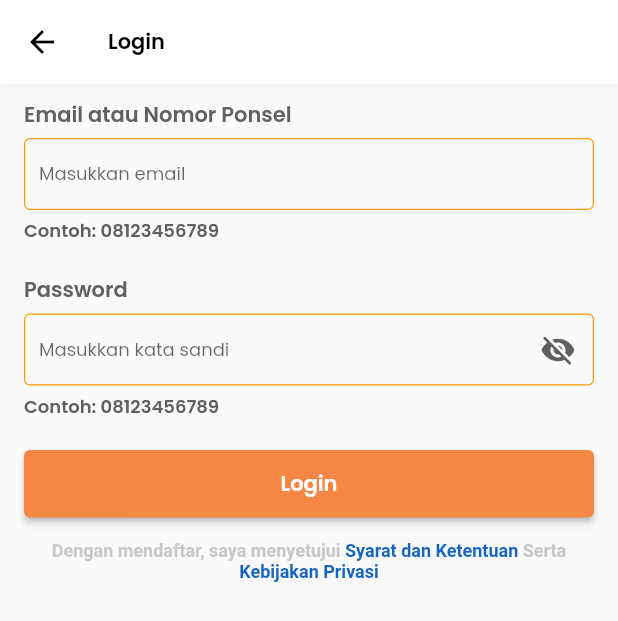
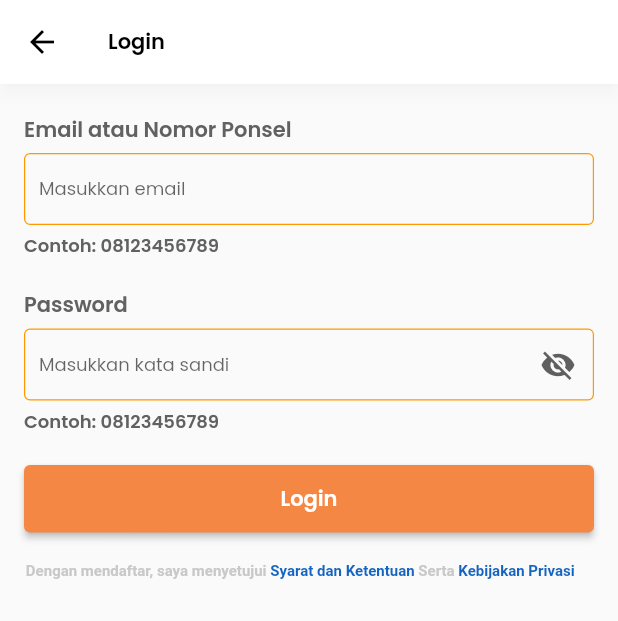
Before and after one commit to kelompok43/Flutter, a Flutter app: the screen it shows after launch, after a tap on "LOG IN", on a phone screen of 412 x 824 dp. Shown: the top 621 px of the screen. Run offline on Flutter 3.47's test engine with Material 2 defaults, Android fonts, the phone set to English and light mode, and no system bars.

Commit message:
Menambahkan Sizedbox didalam login_screen dan register_screen

```diff
--- a/lib/screens/login/login_screen.dart
+++ b/lib/screens/login/login_screen.dart
@@ -13,7 +13,6 @@ class LoginPage extends StatelessWidget {
     final _formKey = GlobalKey<FormState>();
     final _usernameController = TextEditingController();
     final _passwordController = TextEditingController();
-
     return Scaffold(
       appBar: AppBar(
         backgroundColor: Colors.white,
@@ -29,7 +28,7 @@ class LoginPage extends StatelessWidget {
         ),
       ),
       body: Container(
-          padding: const EdgeInsets.symmetric(horizontal: 16, vertical: 10),
+          padding: const EdgeInsets.symmetric(horizontal: 16),
           child: SingleChildScrollView(
             child: Form(
               key: _formKey,
@@ -38,6 +37,7 @@ class LoginPage extends StatelessWidget {
                 return Column(
                   crossAxisAlignment: CrossAxisAlignment.start,
                   children: [
+                    sizedBoxHeight(20),
                     labelText("Email atau Nomor Ponsel"),
                     sizedBoxHeight(5),
                     textFormField(_usernameController, 'Masukkan email'),
@@ -72,15 +72,15 @@ class LoginPage extends StatelessWidget {
                         ),
                       ),
                     ),
+                    sizedBoxHeight(20),
                     Column(
                       children: [
-                        sizedBoxHeight(15),
                         RichText(
                           textAlign: TextAlign.center,
                           text: TextSpan(
                             text: "Dengan mendaftar, saya menyetujui ",
                             style: TextStyle(
-                                fontSize: 12,
+                                fontSize: 10,
                                 color: colorGrey,
                                 fontWeight: FontWeight.bold),
                             children: [
@@ -88,21 +88,21 @@ class LoginPage extends StatelessWidget {
                                   text: "Syarat dan Ketentuan ",
                                   style: TextStyle(
                                       fontWeight: FontWeight.bold,
-                                      fontSize: 12,
+                                      fontSize: 10,
                                       color: Colors.blue.shade800),
                                   recognizer: TapGestureRecognizer()
                                     ..onTap = () {}),
                               TextSpan(
                                   text: "Serta ",
                                   style: TextStyle(
-                                      fontSize: 12,
+                                      fontSize: 10,
                                       color: colorGrey,
                                       fontWeight: FontWeight.bold)),
                               TextSpan(
                                   text: "Kebijakan Privasi ",
                                   style: TextStyle(
                                       fontWeight: FontWeight.bold,
-                                      fontSize: 12,
+                                      fontSize: 10,
                                       color: Colors.blue.shade800),
                                   recognizer: TapGestureRecognizer()
                                     ..onTap = () {}),
```
Also changed, not shown: lib/screens/register/register_screen.dart (+5 -8 lines).
